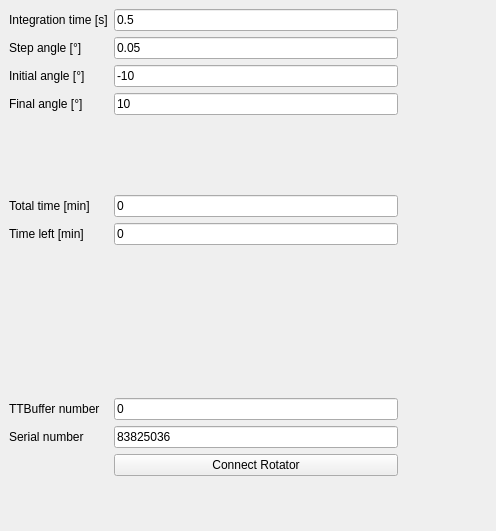
The window that timebin.ui (qLuxor/pylabtools) describes before a commit, drawn with Qt 5; both pictures show x 0 to 496 and y 0 to 531 of the 1302 by 825 pixel window.
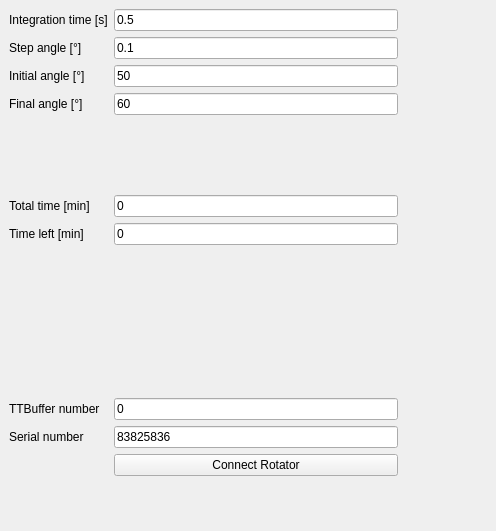
The same window after the commit. Custom widgets are drawn as their Qt base class.

Commit message: Adjust timebin parameters

What changed in the file:
```diff
--- a/timebin.ui
+++ b/timebin.ui
@@ -35,7 +35,7 @@
     <item row="1" column="1" colspan="2">
      <widget class="QLineEdit" name="txtStpAngle">
       <property name="text">
-       <string>0.05</string>
+       <string>0.1</string>
       </property>
      </widget>
     </item>
@@ -76,7 +76,7 @@
     <item row="2" column="1" colspan="2">
      <widget class="QLineEdit" name="txtIniAngle">
       <property name="text">
-       <string>-10</string>
+       <string>50</string>
       </property>
      </widget>
     </item>
@@ -119,7 +119,7 @@
     <item row="10" column="1" colspan="2">
      <widget class="QLineEdit" name="txtSN">
       <property name="text">
-       <string>83825036</string>
+       <string>83825836</string>
       </property>
      </widget>
     </item>
@@ -212,7 +212,7 @@
     <item row="3" column="1" colspan="2">
      <widget class="QLineEdit" name="txtFinAngle">
       <property name="text">
-       <string>10</string>
+       <string>60</string>
       </property>
      </widget>
     </item>
```
Left out of the diff: 2 changed lines with no effect on the pictures. The commit also changes 1 other file.
